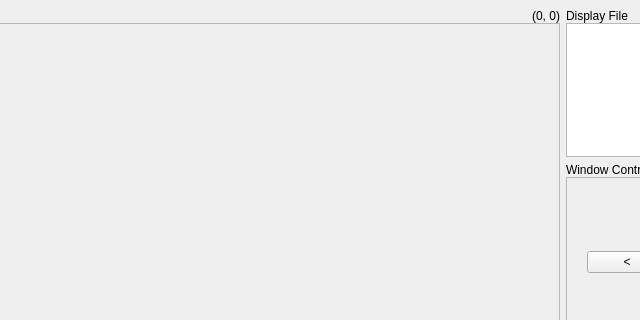
This is data/main.ui in RamAddict/Interactive-Graphical-System as Qt 5 draws it before an edit; both pictures show x 411 to 1051 and y 0 to 320 of the 1280 by 720 pixel window. The edited form follows.
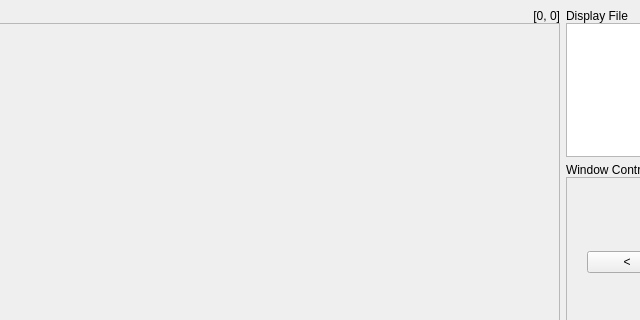
This is the edited form. The open tabs and pages were chosen to show the change.

Commit message: Standardize how coordinates are shown in the UI

Patch:
```diff
--- a/data/main.ui
+++ b/data/main.ui
@@ -197,7 +197,7 @@
       <item row="0" column="1">
        <widget class="QLabel" name="eyePositionLabel">
         <property name="text">
-         <string notr="true">(0, 0)</string>
+         <string notr="true">[0, 0]</string>
         </property>
         <property name="alignment">
          <set>Qt::AlignRight|Qt::AlignTrailing|Qt::AlignVCenter</set>
```
Left out of the diff: 4 changed lines with no effect on the pictures. The commit also changes 1 other file.
